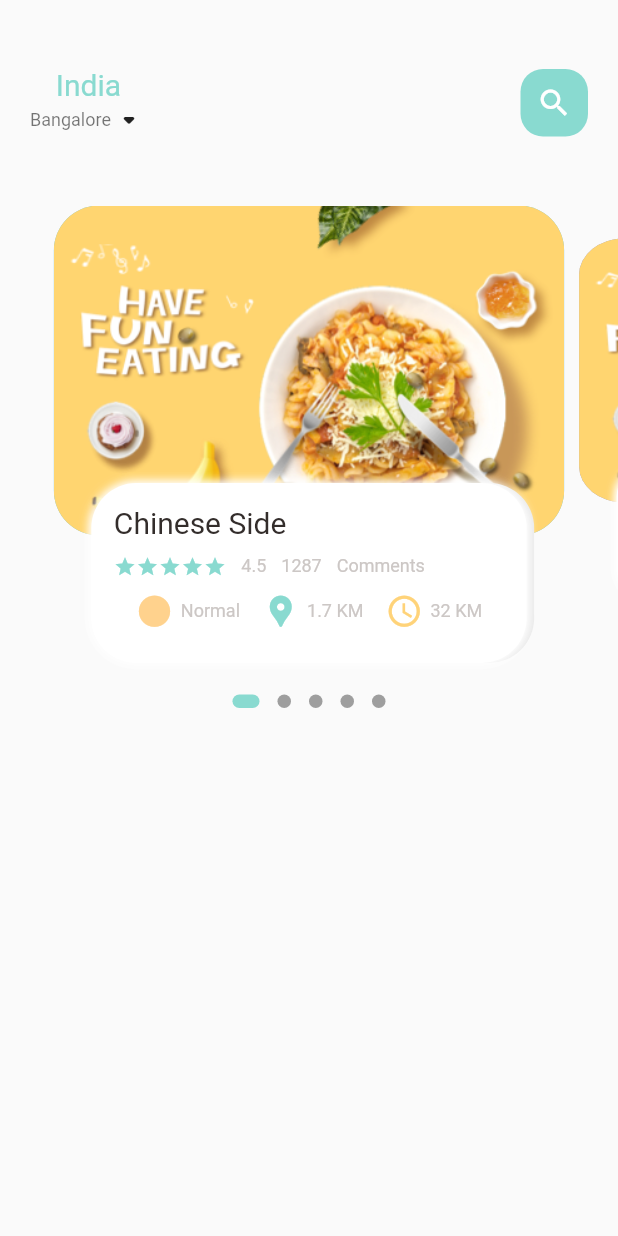
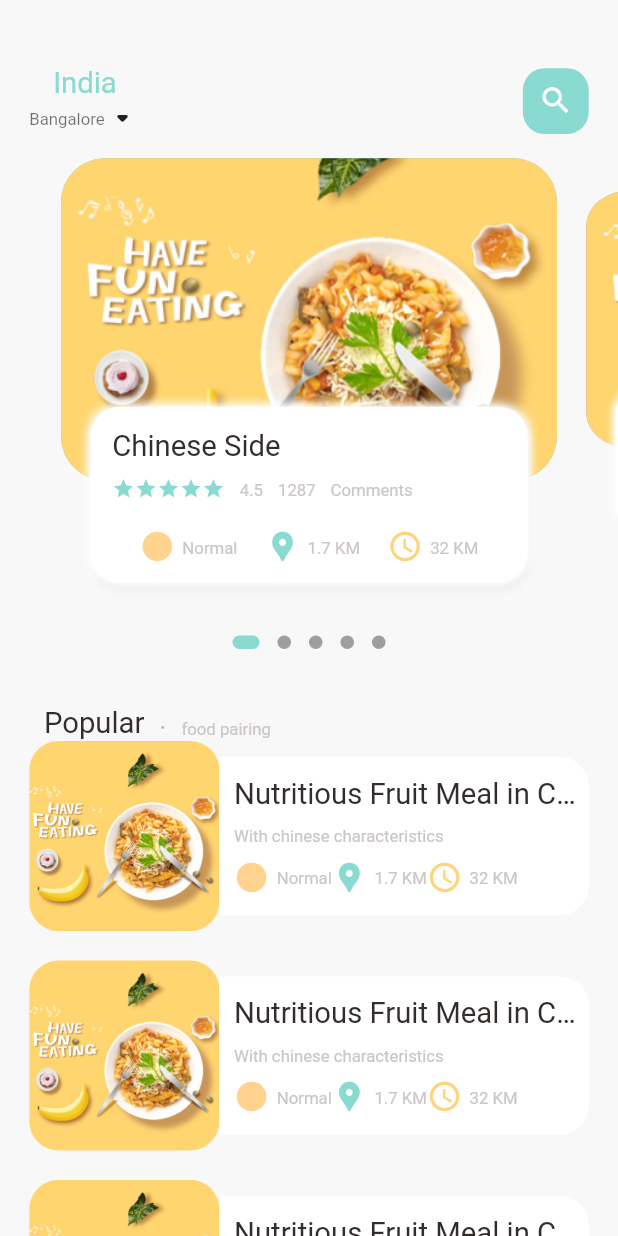
Before and after one commit to abhijeets94/ecommerce, a Flutter app: the MainFoodPage screen opened directly, on a phone screen of 412 x 824 dp. Run offline on Flutter 3.47's test engine with Material 2 defaults, Android fonts, the phone set to English and light mode, and no system bars; drawn by our look-alikes of dots_indicator; our stand-ins replace get.

Commit message:
dimensions added, bottom scroll added

```diff
--- a/lib/main.dart
+++ b/lib/main.dart
@@ -1,5 +1,7 @@
 import 'package:flutter/material.dart';
-import 'package:food_delivery/home/main_food_page.dart';
+import 'package:food_delivery/pages/food/popular_food_detail.dart';
+import 'package:food_delivery/pages/home/main_food_page.dart';
+import 'package:get/get.dart';
 
 void main() {
   runApp(const MyApp());
@@ -11,9 +13,8 @@ class MyApp extends StatelessWidget {
   // This widget is the root of your application.
   @override
   Widget build(BuildContext context) {
-    return MaterialApp(
+    return GetMaterialApp(
       debugShowCheckedModeBanner: false,
-      title: 'Flutter Demo',
       theme: ThemeData(
         // This is the theme of your application.
         //
@@ -26,7 +27,8 @@ class MyApp extends StatelessWidget {
         // is not restarted.
         primarySwatch: Colors.blue,
       ),
-      home: MainFoodPage(),
+      home: PopularFoodDetails(),
+      // home: MainFoodPage(),
     );
   }
 }
--- /dev/null
+++ b/lib/pages/food/popular_food_detail.dart
@@ -0,0 +1,34 @@
+import 'package:flutter/material.dart';
+import 'package:flutter/src/foundation/key.dart';
+import 'package:flutter/src/widgets/framework.dart';
+import 'package:food_delivery/utils/dimensions.dart';
+
+class PopularFoodDetails extends StatelessWidget {
+  const PopularFoodDetails({Key? key}) : super(key: key);
+
+  @override
+  Widget build(BuildContext context) {
+    return Scaffold(
+      body: Stack(
+        children: [
+          Positioned(
+            left: 0,
+            right: 0,
+            child: Container(
+              width: double.maxFinite,
+              height: Dimensions.popularFoodImgSize,
+              decoration: const BoxDecoration(
+                image: DecorationImage(
+                  fit: BoxFit.cover,
+                  image: AssetImage(
+                    "assets/image/food0.png",
+                  ),
+                ),
+              ),
+            ),
+          ),
+        ],
+      ),
+    );
+  }
+}
--- a/lib/home/food_page_body.dart
+++ b/lib/pages/home/food_page_body.dart
@@ -1,8 +1,7 @@
 import 'package:dots_indicator/dots_indicator.dart';
 import 'package:flutter/material.dart';
-import 'package:flutter/src/foundation/key.dart';
-import 'package:flutter/src/widgets/framework.dart';
 import 'package:food_delivery/utils/colors.dart';
+import 'package:food_delivery/utils/dimensions.dart';
 import 'package:food_delivery/widgets/big_text.dart';
 import 'package:food_delivery/widgets/icon_and_text_widget.dart';
 import 'package:food_delivery/widgets/small_text.dart';
@@ -18,7 +17,7 @@ class _FoodPageBodyState extends State<FoodPageBody> {
   PageController pageController = PageController(viewportFraction: 0.85);
   var _currPageValue = 0.0;
   double scaleFactor = 0.8;
-  double _height = 220;
+  double _height = Dimensions.pageViewContainter;
 
   @override
   void initState() {
@@ -42,14 +41,16 @@ class _FoodPageBodyState extends State<FoodPageBody> {
   Widget build(BuildContext context) {
     return Column(
       children: [
+        //slider section
         Container(
-          height: 320,
+          height: Dimensions.pageView,
           child: PageView.builder(
               controller: pageController,
               itemCount: 5,
               itemBuilder: (context, position) => _buildPageItem(position)),
         ),
-        new DotsIndicator(
+        //dots indicator
+        DotsIndicator(
           dotsCount: 5,
           position: _currPageValue,
           decorator: DotsDecorator(
@@ -60,7 +61,124 @@ class _FoodPageBodyState extends State<FoodPageBody> {
             activeShape: RoundedRectangleBorder(
                 borderRadius: BorderRadius.circular(5.0)),
           ),
-        )
+        ),
+        //popular box
+        SizedBox(
+          height: Dimensions.height30,
+        ),
+        Container(
+          margin: EdgeInsets.only(left: Dimensions.width30),
+          child: Row(
+            crossAxisAlignment: CrossAxisAlignment.end,
+            children: [
+              BigText(text: "Popular"),
+              SizedBox(
+                width: Dimensions.width10,
+              ),
+              Container(
+                margin: const EdgeInsets.only(bottom: 3),
+                child: BigText(
+                  text: ".",
+                  color: Colors.black26,
+                ),
+              ),
+              SizedBox(
+                width: Dimensions.width10,
+              ),
+              Container(
+                margin: const EdgeInsets.only(bottom: 2),
+                child: SmallText(
+                  text: "food pairing ",
+                ),
+              ),
+            ],
+          ),
+        ),
+        //list of food and images
+        ListView.builder(
+          shrinkWrap: true,
+          physics: const NeverScrollableScrollPhysics(),
+          itemCount: 10,
+          itemBuilder: ((context, index) {
+            return Container(
+              margin: EdgeInsets.only(
+                left: Dimensions.width20,
+                right: Dimensions.height20,
+                bottom: Dimensions.height20,
+              ),
+              child: Row(
+                children: [
+                  //image with border
+                  Container(
+                    width: Dimensions.listViewImgSize,
+                    height: Dimensions.listViewImgSize,
+                    decoration: BoxDecoration(
+                      borderRadius: BorderRadius.circular(Dimensions.radius20),
+                      color: Colors.white30,
+                      image: const DecorationImage(
+                        fit: BoxFit.cover,
+                        image: AssetImage(
+                          'assets/image/food0.png',
+                        ),
+                      ),
+                    ),
+                  ),
+                  Expanded(
+                    child: Container(
+                      height: Dimensions.listViewTextContSize,
+                      // width: 200,
+                      decoration: BoxDecoration(
+                          borderRadius: BorderRadius.only(
+                            topRight: Radius.circular(Dimensions.radius20),
+                            bottomRight: Radius.circular(Dimensions.radius20),
+                          ),
+                          color: Colors.white),
+                      child: Padding(
+                        padding: EdgeInsets.only(
+                          left: Dimensions.width10,
+                        ),
+                        child: Column(
+                          mainAxisAlignment: MainAxisAlignment.center,
+                          crossAxisAlignment: CrossAxisAlignment.start,
+                          children: [
+                            BigText(text: "Nutritious Fruit Meal in China"),
+                            SizedBox(
+                              height: Dimensions.height10,
+                            ),
+                            SmallText(text: "With chinese characteristics"),
+                            SizedBox(
+                              height: Dimensions.height10,
+                            ),
+                            Row(
+                              mainAxisAlignment: MainAxisAlignment.start,
+                              children: [
+                                IconAndTextWidget(
+                                  text: "Normal",
+                                  iconColor: AppColors.iconColor1,
+                                  icon: Icons.circle,
+                                ),
+                                IconAndTextWidget(
+                                    text: "1.7 KM",
+                                    iconColor: AppColors.mainColor,
+                                    icon: Icons.location_pin),
+                                IconAndTextWidget(
+                                    text: "32 KM",
+                                    iconColor: AppColors.yellowColor,
+                                    icon: Icons.watch_later_outlined)
+                              ],
+                            ),
+                          ],
+                        ),
+                      ),
+                    ),
+                  )
+
+                  //column
+                ],
+              ),
+            );
+          }),
+        ),
       ],
     );
   }
@@ -103,9 +221,9 @@ class _FoodPageBodyState extends State<FoodPageBody> {
         children: [
           Container(
             height: _height,
-            margin: const EdgeInsets.symmetric(horizontal: 5),
+            margin: EdgeInsets.symmetric(horizontal: Dimensions.width10),
             decoration: BoxDecoration(
-                borderRadius: BorderRadius.circular(30),
+                borderRadius: BorderRadius.circular(Dimensions.radius30),
                 color: index.isEven ? Color(0xFF69c5df) : Color(0xFF9294cc),
                 image: const DecorationImage(
                   fit: BoxFit.cover,
@@ -115,16 +233,19 @@ class _FoodPageBodyState extends State<FoodPageBody> {
           Align(
             alignment: Alignment.bottomCenter,
             child: Container(
-              margin: const EdgeInsets.only(left: 30, right: 30, bottom: 15),
-              height: 120,
+              margin: EdgeInsets.only(
+                  left: Dimensions.width30,
+                  right: Dimensions.width30,
+                  bottom: Dimensions.height30),
+              height: Dimensions.pageViewTextContainter,
               decoration: BoxDecoration(
-                  borderRadius: BorderRadius.circular(30),
+                  borderRadius: BorderRadius.circular(Dimensions.radius20),
                   color: Colors.white,
                   boxShadow: [
                     BoxShadow(
-                      // blurRadius: 5.0,
-                      color: Color(0xFFe8e8e8),
-                      offset: Offset.fromDirection(0, 5),
+                      blurRadius: 3.0,
+                      color: const Color(0xFFe8e8e8),
+                      offset: Offset.fromDirection(-5, 5),
                     ),
                     BoxShadow(
                       blurRadius: 5.0,
@@ -139,16 +260,20 @@ class _FoodPageBodyState extends State<FoodPageBody> {
                   ]),
               child: Container(
                 width: double.infinity,
-                padding: const EdgeInsets.only(top: 15, left: 15, right: 15),
+                padding: EdgeInsets.only(
+                    top: Dimensions.height15,
+                    left: Dimensions.height15,
+                    right: Dimensions.height15),
                 child: Column(
                   crossAxisAlignment: CrossAxisAlignment.start,
                   children: [
                     BigText(
                       text: "Chinese Side",
                     ),
-                    const SizedBox(
-                      height: 10,
+                    SizedBox(
+                      height: Dimensions.height10,
                     ),
+                    //comments section
                     Row(
                       children: [
                         Wrap(
@@ -176,9 +301,10 @@ class _FoodPageBodyState extends State<FoodPageBody> {
                         ),
                       ],
                     ),
-                    const SizedBox(
-                      height: 10,
+                    SizedBox(
+                      height: Dimensions.height20,
                     ),
+                    //time and distance
                     Row(
                       mainAxisAlignment: MainAxisAlignment.spaceEvenly,
                       children: [
--- a/lib/home/main_food_page.dart
+++ b/lib/pages/home/main_food_page.dart
@@ -1,8 +1,9 @@
 import 'package:flutter/material.dart';
 import 'package:flutter/src/foundation/key.dart';
 import 'package:flutter/src/widgets/framework.dart';
-import 'package:food_delivery/home/food_page_body.dart';
+import 'package:food_delivery/pages/home/food_page_body.dart';
 import 'package:food_delivery/utils/colors.dart';
+import 'package:food_delivery/utils/dimensions.dart';
 import 'package:food_delivery/widgets/big_text.dart';
 import 'package:food_delivery/widgets/small_text.dart';
 
@@ -17,12 +18,14 @@ class _MainFoodPageState extends State<MainFoodPage> {
   @override
   Widget build(BuildContext context) {
     return Scaffold(
+      backgroundColor: Color.fromARGB(255, 248, 248, 248),
       body: Column(
         children: [
           Container(
-            margin: EdgeInsets.only(top: 45, bottom: 45),
+            margin: EdgeInsets.only(
+                top: Dimensions.height45, bottom: Dimensions.height15),
             child: Container(
-              margin: EdgeInsets.only(left: 20, right: 20),
+              margin: EdgeInsets.symmetric(horizontal: Dimensions.width20),
               child: Row(
                 mainAxisAlignment: MainAxisAlignment.spaceBetween,
                 children: [
@@ -45,15 +48,17 @@ class _MainFoodPageState extends State<MainFoodPage> {
                   ),
                   Center(
                     child: Container(
-                      width: 45,
-                      height: 45,
+                      width: Dimensions.width45,
+                      height: Dimensions.height45,
                       decoration: BoxDecoration(
-                        borderRadius: BorderRadius.circular(15),
+                        borderRadius:
+                            BorderRadius.circular(Dimensions.radius15),
                         color: AppColors.mainColor,
                       ),
-                      child: const Icon(
+                      child: Icon(
                         Icons.search,
                         color: Colors.white,
+                        size: Dimensions.iconSize24,
                       ),
                     ),
                   ),
@@ -61,7 +66,7 @@ class _MainFoodPageState extends State<MainFoodPage> {
               ),
             ),
           ),
-          FoodPageBody(),
+          Expanded(child: SingleChildScrollView(child: FoodPageBody())),
         ],
       ),
     );
--- a/lib/utils/colors.dart
+++ b/lib/utils/colors.dart
@@ -1,17 +1,16 @@
 import 'dart:ui';
 
-class AppColors{
+class AppColors {
   static final Color textColor = const Color(0xFFccc7c5);
   static final Color mainColor = const Color(0xFF89dad0);
   //static final Color mainColor = const Color(0xFFfa7552);
   static final Color iconColor1 = const Color(0xFFffd28d);
   static final Color iconColor2 = const Color(0xFFfcab88);
   static final Color paraColor = const Color(0xFF8f837f);
-  static final Color buttonBackgroundColor= const Color(0xFFf7f6f4);
+  static final Color buttonBackgroundColor = const Color(0xFFf7f6f4);
   static final Color signColor = const Color(0xFFa9a29f);
   static final Color titleColor = const Color(0xFF5c524f);
   static final Color mainBlackColor = const Color(0xFF332d2b);
   //static final Color yellowColor = const Color(0xFFfa7552);
   static final Color yellowColor = const Color(0xFFffd379);
-
 }
--- /dev/null
+++ b/lib/utils/dimensions.dart
@@ -0,0 +1,43 @@
+import 'package:get/get.dart';
+
+class Dimensions {
+  static double screenHeight = Get.context!.height;
+  static double screenWidth = Get.context!.width;
+
+  //initial screen height = 884
+  static double pageView = screenHeight / 2.64;
+  static double pageViewContainter = screenHeight / 3.84;
+  static double pageViewTextContainter = screenHeight / 7.03;
+
+  //dynamic height padding and margin
+  static double height10 = screenHeight / 84.4;
+  static double height15 = screenHeight / 56.27;
+  static double height20 = screenHeight / 42.2;
+  static double height30 = screenHeight / 28.13;
+  static double height45 = screenHeight / 18.76;
+
+  //dynamic width padding and margin
+  static double width10 = screenHeight / 84.4;
+  static double width15 = screenHeight / 56.27;
+  static double width20 = screenHeight / 42.2;
+  static double width30 = screenHeight / 28.13;
+  static double width45 = screenHeight / 18.76;
+
+  static double font20 = screenHeight / 42.2;
+  static double font12 = screenHeight / 73.66;
+
+  //radius
+  static double radius15 = screenHeight / 56.27;
+  static double radius20 = screenHeight / 42.2;
+  static double radius30 = screenHeight / 28.13;
+
+  //icon size
+  static double iconSize24 = screenHeight / 35.17;
+
+  // list view size
+  static double listViewImgSize = screenWidth / 3.25;
+  static double listViewTextContSize = screenWidth / 3.9;
+
+  //popular food
+  static double popularFoodImgSize = screenHeight / 2.41;
+}
--- a/lib/widgets/big_text.dart
+++ b/lib/widgets/big_text.dart
@@ -2,6 +2,7 @@ import 'package:flutter/cupertino.dart';
 import 'package:flutter/src/foundation/key.dart';
 import 'package:flutter/src/widgets/framework.dart';
 import 'package:food_delivery/utils/colors.dart';
+import 'package:food_delivery/utils/dimensions.dart';
 
 class BigText extends StatelessWidget {
   final Color color;
@@ -14,7 +15,7 @@ class BigText extends StatelessWidget {
     this.color = const Color(0xFF332d2b),
     required this.text,
     this.overflow = TextOverflow.ellipsis,
-    this.size = 20,
+    this.size = 0,
   }) : super(key: key);
 
   @override
@@ -24,7 +25,7 @@ class BigText extends StatelessWidget {
       overflow: overflow,
       style: TextStyle(
           color: color,
-          fontSize: size,
+          fontSize: size == 0 ? Dimensions.font20 : size,
           fontWeight: FontWeight.w400,
           fontFamily: 'Roboto'),
     );
--- a/lib/widgets/icon_and_text_widget.dart
+++ b/lib/widgets/icon_and_text_widget.dart
@@ -3,6 +3,7 @@ import 'package:flutter/material.dart';
 import 'package:flutter/src/foundation/key.dart';
 import 'package:flutter/src/widgets/framework.dart';
 import 'package:food_delivery/utils/colors.dart';
+import 'package:food_delivery/utils/dimensions.dart';
 import 'package:food_delivery/widgets/small_text.dart';
 
 class IconAndTextWidget extends StatelessWidget {
@@ -24,7 +25,7 @@ class IconAndTextWidget extends StatelessWidget {
         Icon(
           icon,
           color: iconColor,
-          size: 25,
+          size: Dimensions.iconSize24,
         ),
         const SizedBox(
           width: 5,
--- a/lib/widgets/small_text.dart
+++ b/lib/widgets/small_text.dart
@@ -1,4 +1,5 @@
 import 'package:flutter/cupertino.dart';
+import 'package:food_delivery/utils/dimensions.dart';
 
 class SmallText extends StatelessWidget {
   final Color color;
@@ -10,7 +11,7 @@ class SmallText extends StatelessWidget {
       {Key? key,
       this.color = const Color(0xFFccc7c5),
       required this.text,
-      this.size = 12,
+      this.size = 0,
       this.height = 1.2})
       : super(key: key);
 
@@ -21,7 +22,7 @@ class SmallText extends StatelessWidget {
       maxLines: 1,
       style: TextStyle(
         color: color,
-        fontSize: size,
+        fontSize: size == 0 ? Dimensions.font12 : size,
         fontFamily: 'Roboto',
         height: height,
       ),
--- a/pubspec.yaml
+++ b/pubspec.yaml
@@ -29,7 +29,7 @@ environment:
 dependencies:
   flutter:
     sdk: flutter
-  get: ^4.1.4
+  get: ^4.6.5
 
 
   # The following adds the Cupertino Icons font to your application.
```
